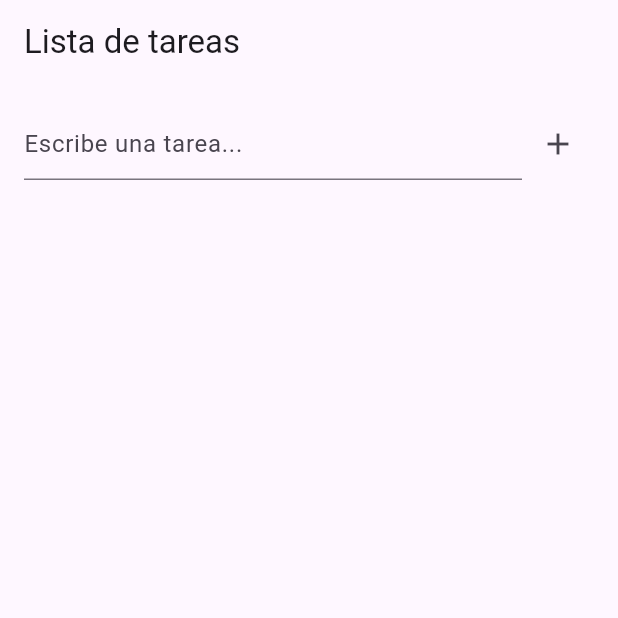
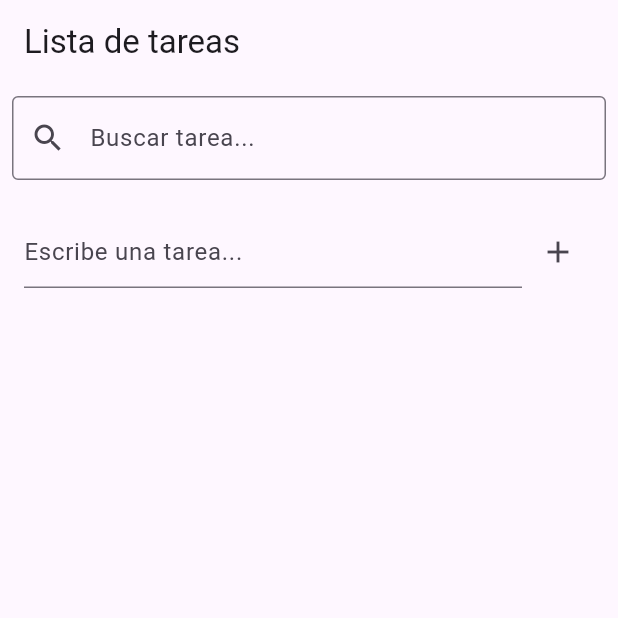
Before and after one commit to lunajoe82/todolist, a Flutter app: the screen it shows after launch, on a phone screen of 412 x 824 dp, the top half of it. Run offline on Flutter 3.47's test engine with Material 3 defaults, Android fonts, the phone set to English and light mode, and no system bars.

Commit message:
feat: add search bar component UI

```diff
--- a/lib/main.dart
+++ b/lib/main.dart
@@ -25,8 +25,11 @@ class ToDoList extends StatefulWidget {
 class _ToDoListState extends State<ToDoList> {
   // Lista de tareas
   List<String> tasks = [];
-  // Controlador para el campo de texto
+  // Controlador para el campo de texto (nueva tarea)
   TextEditingController taskController = TextEditingController();
+  // Controlador para la búsqueda
+  TextEditingController searchController = TextEditingController();
+  String query = "";
 
   // Función para agregar una tarea
   void addTask() {
@@ -54,12 +57,34 @@ class _ToDoListState extends State<ToDoList> {
 
   @override
   Widget build(BuildContext context) {
+    // Filtrar tareas según búsqueda
+    List<String> filteredTasks = tasks
+        .where((task) => task.toLowerCase().contains(query.toLowerCase()))
+        .toList();
+
     return Scaffold(
       appBar: AppBar(
         title: Text('Lista de tareas'),
       ),
       body: Column(
         children: [
+          // Barra de búsqueda
+          Padding(
+            padding: const EdgeInsets.all(8.0),
+            child: TextField(
+              controller: searchController,
+              decoration: InputDecoration(
+                prefixIcon: Icon(Icons.search),
+                hintText: 'Buscar tarea...',
+                border: OutlineInputBorder(),
+              ),
+              onChanged: (value) {
+                setState(() {
+                  query = value;
+                });
+              },
+            ),
+          ),
           // Campo de texto para agregar tareas
           Padding(
             padding: const EdgeInsets.all(16.0),
@@ -80,23 +105,25 @@ class _ToDoListState extends State<ToDoList> {
               ],
             ),
           ),
-          // Lista de tareas
+          // Lista de tareas filtrada
           Expanded(
             child: ListView.builder(
-              itemCount: tasks.length,
+              itemCount: filteredTasks.length,
               itemBuilder: (context, index) {
                 return ListTile(
-                  title: Text(tasks[index]),
+                  title: Text(filteredTasks[index]),
                   trailing: Row(
                     mainAxisSize: MainAxisSize.min,
                     children: [
                       IconButton(
                         icon: Icon(Icons.check),
-                        onPressed: () => toggleTaskCompletion(index),
+                        onPressed: () => toggleTaskCompletion(
+                            tasks.indexOf(filteredTasks[index])),
                       ),
                       IconButton(
                         icon: Icon(Icons.delete),
-                        onPressed: () => addTask,
+                        onPressed: () => removeTask(
+                            tasks.indexOf(filteredTasks[index])),
                       ),
                     ],
                   ),
```
